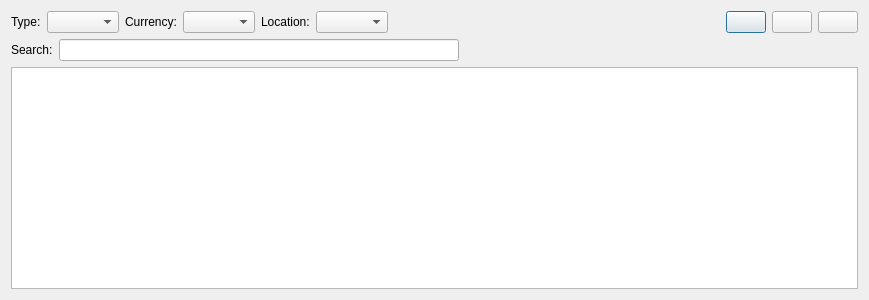
Above: jal/ui/asset_list_dlg.ui from titov-vv/jal before the change. Below: the same form after it.
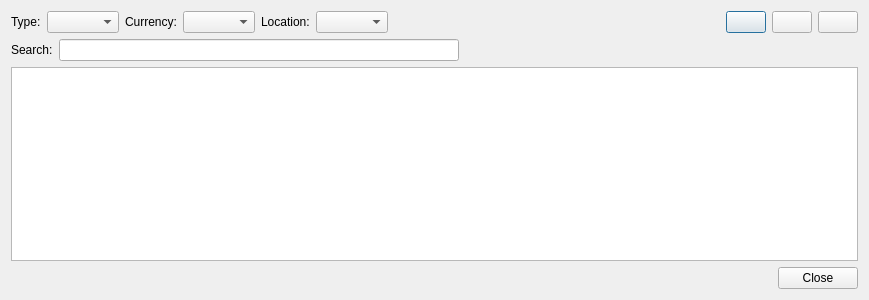
That is the form after the change.

Commit message: UI colors from theme, not custom defined. Standard OK/Cancel dialog boxes instead of custom buttons.

```diff
--- a/jal/ui/asset_list_dlg.ui
+++ b/jal/ui/asset_list_dlg.ui
@@ -233,6 +233,16 @@
      </attribute>
     </widget>
    </item>
+   <item>
+    <widget class="QDialogButtonBox" name="DialogButtonBox">
+     <property name="orientation">
+      <enum>Qt::Orientation::Horizontal</enum>
+     </property>
+     <property name="standardButtons">
+      <set>QDialogButtonBox::StandardButton::Close</set>
+     </property>
+    </widget>
+   </item>
   </layout>
  </widget>
  <tabstops>
```
Left out of the diff: 1 changed line with no effect on the pictures. The commit also changes 49 other files.
